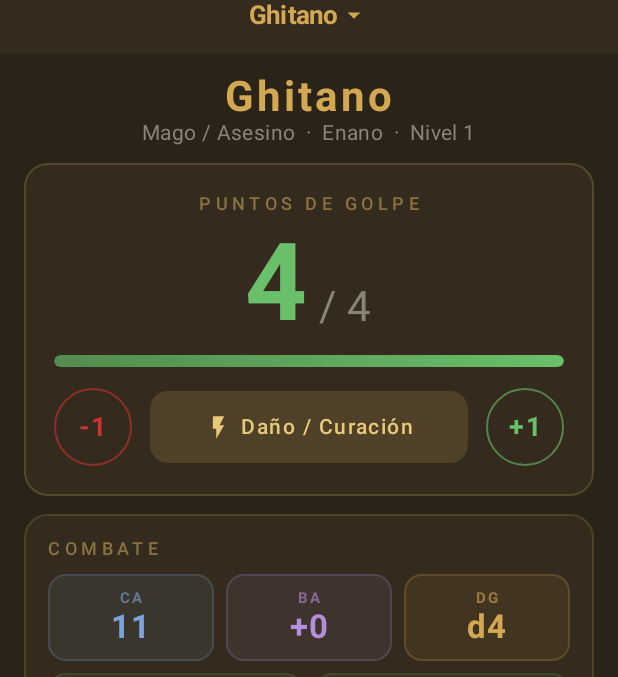
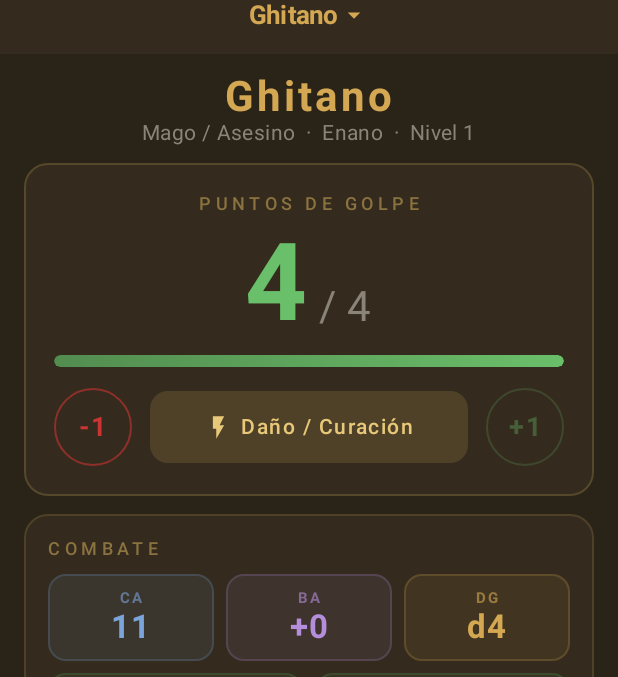
Before and after one commit to pauverblom/cronicas-app, an Android app built with Jetpack Compose: the screen it shows after launch (MainActivity), after a tap on "+1", on a phone screen of 412 x 824 dp, the part 42-719 px from its top. Run offline under Robolectric (Android 15) with nearby library versions, the phone set to English and light mode, and no system bars; our stand-ins replace Room's generated code; 2 other taps on this screen came first.

```diff
--- a/app/src/main/java/io/github/pauverblom/cronicas/ui/MainViewModel.kt
+++ b/app/src/main/java/io/github/pauverblom/cronicas/ui/MainViewModel.kt
@@ -143,11 +143,19 @@ class MainViewModel(application: Application) : AndroidViewModel(application) {
 
     // ── PG ──
 
+    /** PG actuales siempre entre 0 y los PG máximos del personaje. */
+    private fun clampPg(value: Int, combate: EstadoCombate): Int =
+        value.coerceIn(0, combate.pgMaximos.coerceAtLeast(0))
+
     fun changePg(delta: Int) {
         viewModelScope.launch {
             val current = _uiState.value.combate ?: return@launch
+            val newPg = clampPg(current.pgActuales + delta, current)
+            if (newPg == current.pgActuales) {
+                showSnackbar(if (delta > 0) "PG ya al máximo (${current.pgMaximos})" else "PG ya a 0")
+                return@launch
+            }
             undoManager.pushPgChange(pid, current.pgActuales)
-            val newPg = current.pgActuales + delta
             repo.updatePg(pid, newPg)
             showSnackbar("PG: ${current.pgActuales} → $newPg")
         }
@@ -156,8 +164,10 @@ class MainViewModel(application: Application) : AndroidViewModel(application) {
     fun setPg(value: Int) {
         viewModelScope.launch {
             val current = _uiState.value.combate ?: return@launch
+            val newPg = clampPg(value, current)
+            if (newPg == current.pgActuales) return@launch
             undoManager.pushPgChange(pid, current.pgActuales)
-            repo.updatePg(pid, value)
+            repo.updatePg(pid, newPg)
         }
     }
 
@@ -354,7 +364,7 @@ class MainViewModel(application: Application) : AndroidViewModel(application) {
             if (combate.danoAtenuado > 0) {
                 val newDa = combate.danoAtenuado - 1
                 repo.updateDanoAtenuado(pid, newDa)
-                val newPg = combate.pgActuales + 1
+                val newPg = clampPg(combate.pgActuales + 1, combate)
                 repo.updatePg(pid, newPg)
                 showSnackbar("Daño atenuado: recuperas 1 PG (${combate.danoAtenuado}→$newDa)")
             }
--- a/app/src/main/java/io/github/pauverblom/cronicas/ui/mesa/MesaScreen.kt
+++ b/app/src/main/java/io/github/pauverblom/cronicas/ui/mesa/MesaScreen.kt
@@ -318,14 +318,16 @@ fun HpBlock(combate: EstadoCombate, viewModel: MainViewModel, onDamageClick: ()
                 horizontalArrangement = Arrangement.spacedBy(12.dp),
                 verticalAlignment = Alignment.CenterVertically
             ) {
+                val canLose = combate.pgActuales > 0
                 OutlinedButton(
                     onClick = { viewModel.changePg(-1) },
+                    enabled = canLose,
                     modifier = Modifier.size(52.dp),
                     shape = CircleShape,
-                    border = BorderStroke(1.dp, HpRed.copy(alpha = 0.6f)),
+                    border = BorderStroke(1.dp, HpRed.copy(alpha = if (canLose) 0.6f else 0.2f)),
                     contentPadding = PaddingValues(0.dp)
                 ) {
-                    Text("-1", color = HpRed, fontWeight = FontWeight.Bold, fontSize = 18.sp)
+                    Text("-1", color = HpRed.copy(alpha = if (canLose) 1f else 0.35f), fontWeight = FontWeight.Bold, fontSize = 18.sp)
                 }
 
                 Button(
@@ -344,14 +346,16 @@ fun HpBlock(combate: EstadoCombate, viewModel: MainViewModel, onDamageClick: ()
                     Text("Daño / Curación", fontSize = 14.sp)
                 }
 
+                val canHeal = combate.pgActuales < combate.pgMaximos
                 OutlinedButton(
                     onClick = { viewModel.changePg(1) },
+                    enabled = canHeal,
                     modifier = Modifier.size(52.dp),
                     shape = CircleShape,
-                    border = BorderStroke(1.dp, HpNormal.copy(alpha = 0.6f)),
+                    border = BorderStroke(1.dp, HpNormal.copy(alpha = if (canHeal) 0.6f else 0.2f)),
                     contentPadding = PaddingValues(0.dp)
                 ) {
-                    Text("+1", color = HpNormal, fontWeight = FontWeight.Bold, fontSize = 18.sp)
+                    Text("+1", color = HpNormal.copy(alpha = if (canHeal) 1f else 0.35f), fontWeight = FontWeight.Bold, fontSize = 18.sp)
                 }
             }
         }
```
